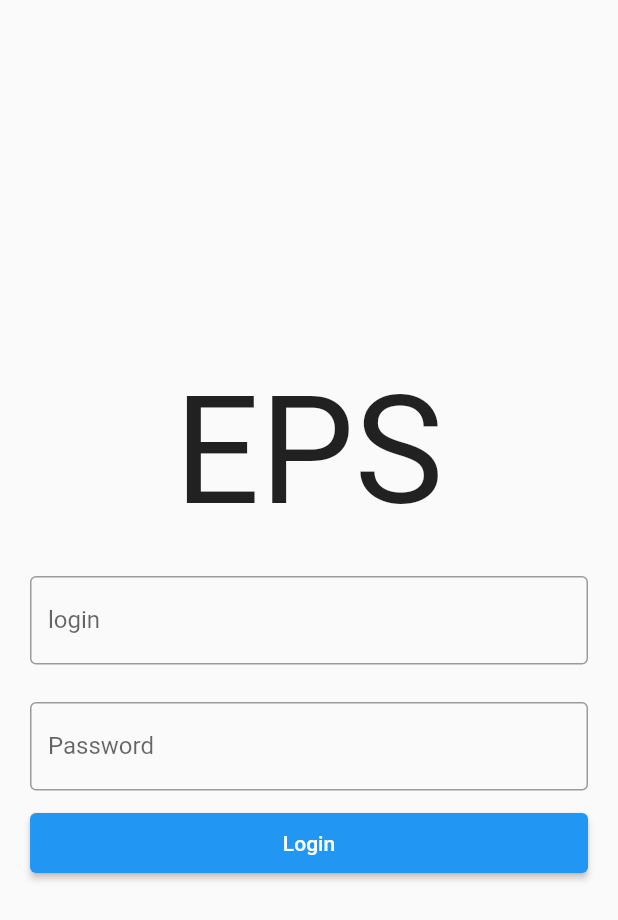
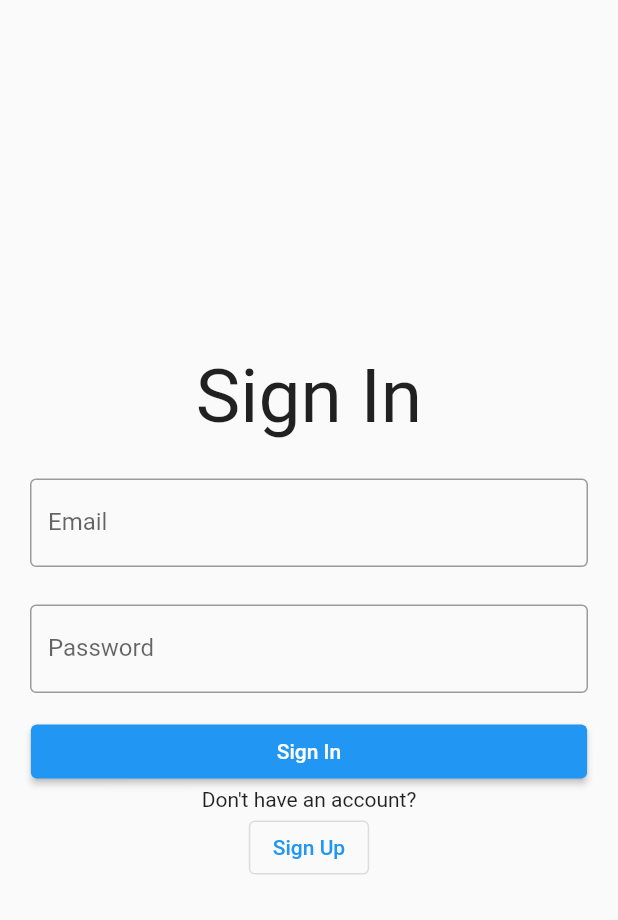
Before and after one commit to BorisKest/electrops, a Flutter app: the screen it shows after launch, on a phone screen of 412 x 824 dp. Shown: the top 920 px of the screen. Run offline on Flutter 3.47's test engine with Material 2 defaults, Android fonts, the light colour scheme and no system bars; our stand-ins replace bloc, email_validator, equatable, firebase_auth, firebase_core, flutter_bloc; accounts and stored records are empty.

Commit message:
authentication and UI for Sgin in/up

```diff
--- a/lib/main.dart
+++ b/lib/main.dart
@@ -1,7 +1,10 @@
 import 'package:electrops/src/services/app_router.dart';
+import 'package:firebase_core/firebase_core.dart';
 import 'package:flutter/material.dart';
 
-void main() {
+void main() async {
+  WidgetsFlutterBinding.ensureInitialized();
+  await Firebase.initializeApp();
   runApp(const ElectroPsApp());
 }
 
--- /dev/null
+++ b/lib/src/UI/auth_signIn_screen.dart
@@ -0,0 +1,115 @@
+import 'package:electrops/src/UI/widgets/text_fild.dart';
+import 'package:electrops/src/bloc/authentication%20_bloc/authentication_bloc.dart';
+import 'package:flutter/material.dart';
+import 'package:flutter_bloc/flutter_bloc.dart';
+import 'package:email_validator/email_validator.dart';
+
+class AuthSignInScreen extends StatefulWidget {
+  const AuthSignInScreen({Key? key}) : super(key: key);
+
+  @override
+  State<AuthSignInScreen> createState() => _AuthSignInScreenState();
+}
+
+class _AuthSignInScreenState extends State<AuthSignInScreen> {
+  final _formKey = GlobalKey<FormState>();
+  final _emailController = TextEditingController();
+  final _passwordController = TextEditingController();
+
+  void _authenticationWithEmailAndPassword(context) {
+    if (_formKey.currentState!.validate()) {
+      BlocProvider.of<AuthenticationBloc>(context).add(
+        AuthSignInRequestedEvent(
+            _emailController.text, _passwordController.text),
+      );
+    }
+  }
+
+  @override
+  void dispose() {
+    _emailController.dispose();
+    _passwordController.dispose();
+    super.dispose();
+  }
+
+  @override
+  Widget build(BuildContext context) {
+    AuthenticationBloc bloc = BlocProvider.of<AuthenticationBloc>(context);
+    return Scaffold(
+      body: BlocListener<AuthenticationBloc, AuthenticationState>(
+        listener: (context, state) {
+          if (state is AuthenticatedState) {
+            Navigator.of(context).pushReplacementNamed('/home');
+          }
+          if (state is AuthenticationErrorState) {
+            ScaffoldMessenger.of(context).showSnackBar(
+              SnackBar(
+                content: Text('state.error'),
+              ),
+            );
+          }
+        },
+        child: BlocBuilder<AuthenticationBloc, AuthenticationState>(
+          builder: (context, state) {
+            if (state is AuthLoadingState) {
+              return const Center(
+                child: CircularProgressIndicator(),
+              );
+            }
+            if (state is AuthUnAuthenticatedState) {
+              return Center(
+                child: Padding(
+                  padding: const EdgeInsets.all(20),
+                  child: Column(
+                    mainAxisAlignment: MainAxisAlignment.center,
+                    children: [
+                      const Text('Sign In', style: TextStyle(fontSize: 50)),
+                      const SizedBox(
+                        height: 25,
+                      ),
+                      CustomTextFild(
+                        controller: _emailController,
+                        textLabel: 'Email',
+                        obscureText: false,
+                      ),
+                      const SizedBox(
+                        height: 25,
+                      ),
+                      CustomTextFild(
+                        obscureText: true,
+                        controller: _passwordController,
+                        textLabel: 'Password',
+                      ),
+                      const SizedBox(
+                        height: 15,
+                      ),
+                      SizedBox(
+                        width: MediaQuery.of(context).size.width * 0.9,
+                        child: ElevatedButton(
+                          onPressed: () {
+                            _authenticationWithEmailAndPassword(context);
+                          },
+                          child: const Text(
+                            'Sign In',
+                          ),
+                        ),
+                      ),
+                      const Text("Don't have an account?"),
+                      OutlinedButton(
+                        onPressed: () {
+                          Navigator.of(context).pushReplacementNamed('/signup');
+                        },
+                        child: const Text('Sign Up'),
+                      ),
+                    ],
+                  ),
+                ),
+              );
+            }
+            return Container();
+          },
+        ),
+      ),
+    );
+  }
+}
--- a/lib/src/UI/authentication_screen.dart
+++ /dev/null
@@ -1,81 +0,0 @@
-import 'package:electrops/src/UI/widgets/text_fild.dart';
-import 'package:electrops/src/bloc/authentication%20_bloc/authentication_bloc.dart';
-import 'package:flutter/material.dart';
-import 'package:flutter_bloc/flutter_bloc.dart';
-
-class AuthenticationScreen extends StatefulWidget {
-  const AuthenticationScreen({Key? key}) : super(key: key);
-
-  @override
-  State<AuthenticationScreen> createState() => _AuthenticationScreenState();
-}
-
-class _AuthenticationScreenState extends State<AuthenticationScreen> {
-  late TextEditingController controllerLogin;
-  late TextEditingController controllerPass;
-
-  @override
-  void initState() {
-    super.initState();
-    controllerLogin = TextEditingController();
-    controllerPass = TextEditingController();
-  }
-
-  @override
-  void dispose() {
-    controllerLogin.dispose();
-    controllerPass.dispose();
-    super.dispose();
-  }
-
-  @override
-  Widget build(BuildContext context) {
-    AuthenticationBloc bloc = BlocProvider.of<AuthenticationBloc>(context);
-    return BlocProvider(
-      create: (context) => AuthenticationBloc(),
-      child: Scaffold(
-        body: Padding(
-          padding: const EdgeInsets.all(20),
-          child: Column(
-            mainAxisAlignment: MainAxisAlignment.center,
-            children: [
-              const Text('EPS', style: TextStyle(fontSize: 100)),
-              const SizedBox(
-                height: 25,
-              ),
-              CustomTextFild(
-                controller: controllerLogin,
-                textLabel: 'login',
-                obscureText: false,
-              ),
-              const SizedBox(
-                height: 25,
-              ),
-              CustomTextFild(
-                obscureText: true,
-                controller: controllerPass,
-                textLabel: 'Password',
-              ),
-              const SizedBox(
-                height: 15,
-              ),
-              SizedBox(
-                width: 400,
-                height: 40,
-                child: ElevatedButton(
-                  onPressed: () {
-                    bloc.add(AuthenticationLoginInitEvent(
-                        controllerLogin.text, controllerPass.text));
-                  },
-                  child: const Text(
-                    'Login',
-                  ),
-                ),
-              )
-            ],
-          ),
-        ),
-      ),
-    );
-  }
-}
--- a/lib/src/bloc/authentication _bloc/authentication_bloc.dart
+++ b/lib/src/bloc/authentication _bloc/authentication_bloc.dart
@@ -1,25 +1,51 @@
 import 'package:bloc/bloc.dart';
 import 'package:electrops/src/models/user_model.dart';
+import 'package:electrops/src/services/authentication.dart';
+import 'package:equatable/equatable.dart';
 import 'package:meta/meta.dart';
+
 part 'authentication_event.dart';
 part 'authentication_state.dart';
 
 class AuthenticationBloc
     extends Bloc<AuthenticationEvent, AuthenticationState> {
-  AuthenticationBloc() : super(AuthenticationInitialState()) {
-    on<AuthenticationEvent>(
-      (event, emit) {
-        // TODO: implement event handler
+  final Authrnticator authrnticator;
+  AuthenticationBloc({required this.authrnticator})
+      : super(AuthUnAuthenticatedState()) {
+    on<AuthSignInRequestedEvent>(
+      (event, emit) async {
+        emit(AuthLoadingState());
+        try {
+          await authrnticator.signIn(
+              email: event.email, password: event.password);
+          emit(AuthenticatedState());
+        } catch (e) {
+          emit(AuthenticationErrorState(e.toString()));
+          emit(AuthUnAuthenticatedState());
+        }
       },
     );
-    on<AuthenticationLoginSuccessEvent>(
-      (event, emit) {},
+
+    on<AuthSignUpRequestedEvent>(
+      (event, emit) async {
+        emit(AuthLoadingState());
+        try {
+          await authrnticator.signUp(
+              email: event.email, password: event.password);
+          emit(AuthenticatedState());
+        } catch (e) {
+          emit(AuthenticationErrorState(e.toString()));
+          emit(AuthUnAuthenticatedState());
+        }
+      },
     );
-    on<AuthenticationLoginFailEvent>(
-      (event, emit) {},
-    );
-    on<AuthenticationLogginOffEvent>(
-      (event, emit) {},
+
+    on<AuthSignOutRequestedEvent>(
+      (event, emit) async {
+        emit(AuthLoadingState());
+        await authrnticator.signOut();
+        emit(AuthUnAuthenticatedState());
+      },
     );
   }
 }
--- a/lib/src/bloc/authentication _bloc/authentication_event.dart
+++ b/lib/src/bloc/authentication _bloc/authentication_event.dart
@@ -1,23 +1,23 @@
 part of 'authentication_bloc.dart';
 
 @immutable
-abstract class AuthenticationEvent {
+abstract class AuthenticationEvent extends Equatable {
   @override
-  List<Object> get props => [];
+  List<Object?> get props => [];
 }
 
-class AuthenticationLoginInitEvent extends AuthenticationEvent {
-  final String login;
-  final String pass;
-  AuthenticationLoginInitEvent(this.login, this.pass);
+class AuthSignInRequestedEvent extends AuthenticationEvent {
+  final String email;
+  final String password;
 
-  @override
-  List<Object> get propsLogin => [login];
-  List<Object> get propsPass => [pass];
+  AuthSignInRequestedEvent(this.email, this.password);
 }
 
-class AuthenticationLoginSuccessEvent extends AuthenticationEvent {}
+class AuthSignUpRequestedEvent extends AuthenticationEvent {
+  final String email;
+  final String password;
 
-class AuthenticationLoginFailEvent extends AuthenticationEvent {}
+  AuthSignUpRequestedEvent(this.email, this.password);
+}
 
-class AuthenticationLogginOffEvent extends AuthenticationEvent {}
+class AuthSignOutRequestedEvent extends AuthenticationEvent {}
--- a/lib/src/bloc/authentication _bloc/authentication_state.dart
+++ b/lib/src/bloc/authentication _bloc/authentication_state.dart
@@ -1,38 +1,27 @@
 part of 'authentication_bloc.dart';
 
-enum AppStatus { authenticated, unauthenticated }
+@immutable
+abstract class AuthenticationState extends Equatable {}
 
-@immutable
-class AuthenticationState extends Emittable {
-  final AppStatus status;
-  final User user;
-
-  AuthenticationState._({
-    required this.status,
-    this.user = User.empty,
-  });
-
-  AuthenticationState.authenticated(User user)
-      : this._(
-          status: AppStatus.authenticated,
-          user: user,
-        );
-  AuthenticationState.unauthenticated()
-      : this._(status: AppStatus.unauthenticated);
-
+class AuthLoadingState extends AuthenticationState {
   @override
-  List<Object> get props => [status, user];
-
-  @override
-  void emit(Object? state) {
-    // TODO: implement emit
-  }
+  List<Object?> get props => [];
 }
 
-class AuthenticationInitialState extends AuthenticationState {
-  AuthenticationInitialState.authenticated(super.user) : super.authenticated();
+class AuthenticatedState extends AuthenticationState {
+  @override
+  List<Object?> get props => [];
 }
 
-class AuthenticationLoginSuccessState extends AuthenticationState {}
+class AuthUnAuthenticatedState extends AuthenticationState {
+  @override
+  List<Object?> get props => [];
+}
 
-class AuthenticationLoginFaileState extends AuthenticationState {}
+class AuthenticationErrorState extends AuthenticationState {
+  final String error;
+
+  AuthenticationErrorState(this.error);
+  @override
+  List<Object?> get props => [error];
+}
--- a/lib/src/services/app_router.dart
+++ b/lib/src/services/app_router.dart
@@ -1,10 +1,12 @@
 import 'package:electrops/src/UI/account_screen.dart';
-import 'package:electrops/src/UI/authentication_screen.dart';
+import 'package:electrops/src/UI/auth_signIn_screen.dart';
+import 'package:electrops/src/UI/auth_signUp_screen.dart';
 import 'package:electrops/src/UI/favorit_screen.dart';
 import 'package:electrops/src/UI/home_screen.dart';
 import 'package:electrops/src/UI/search_screen.dart';
 import 'package:electrops/src/bloc/authentication%20_bloc/authentication_bloc.dart';
 import 'package:electrops/src/bloc/settings_bloc/settings_bloc.dart';
+import 'package:electrops/src/services/authentication.dart';
 import 'package:flutter_bloc/flutter_bloc.dart';
 import 'package:flutter/material.dart';
 
@@ -14,9 +16,26 @@ class AppRouter {
     switch (routeSettings.name) {
       case '/':
         return MaterialPageRoute(
-          builder: (_) => BlocProvider.value(
-            value: AuthenticationBloc(),
-            child: const AuthenticationScreen(),
+          builder: (_) => RepositoryProvider(
+            create: (context) => Authrnticator(),
+            child: BlocProvider(
+              create: (context) => AuthenticationBloc(
+                authrnticator: RepositoryProvider.of<Authrnticator>(context),
+              ),
+              child: const AuthSignInScreen(),
+            ),
+          ),
+        );
+      case '/signup':
+        return MaterialPageRoute(
+          builder: (_) => RepositoryProvider(
+            create: (context) => Authrnticator(),
+            child: BlocProvider(
+              create: (context) => AuthenticationBloc(
+                authrnticator: RepositoryProvider.of<Authrnticator>(context),
+              ),
+              child: const AuthSignUpScreen(),
+            ),
           ),
         );
       case '/home':
@@ -51,7 +70,7 @@ class AppRouter {
         return MaterialPageRoute(
           builder: (_) => BlocProvider.value(
             value: _correntBloc,
-            child: const AuthenticationScreen(),
+            child: const AuthSignInScreen(),
           ),
         );
     }
--- a/lib/src/services/authentication.dart
+++ b/lib/src/services/authentication.dart
@@ -1,10 +1,47 @@
 import 'package:firebase_auth/firebase_auth.dart';
-import 'package:flutter/cupertino.dart';
-import 'package:flutter/src/foundation/key.dart';
-import 'package:flutter/src/widgets/framework.dart';
+import 'package:flutter/foundation.dart';
 
 class Authrnticator {
   Authrnticator({Key? key});
 
-  final FirebaseAuth _auth = FirebaseAuth.instance;
+  final FirebaseAuth _firebaseAuth = FirebaseAuth.instance;
+
+  Future<void> signIn({
+    required String email,
+    required String password,
+  }) async {
+    try {
+      await FirebaseAuth.instance
+          .signInWithEmailAndPassword(email: email, password: password);
+    } on FirebaseAuthException catch (e) {
+      if (e.code == 'user-not-found') {
+        throw Exception('No user found for that email.');
+      } else if (e.code == 'wrong-password') {
+        throw Exception('Wrong password provided for that user.');
+      }
+    }
+  }
+
+  Future<void> signUp({required String email, required String password}) async {
+    try {
+      await FirebaseAuth.instance
+          .createUserWithEmailAndPassword(email: email, password: password);
+    } on FirebaseAuthException catch (e) {
+      if (e.code == 'weak-password') {
+        throw Exception('The password is too weak');
+      } else if (e.code == 'email-already-in-use') {
+        throw Exception('The account already exists for that email.');
+      }
+    } catch (e) {
+      throw Exception(e.toString());
+    }
+  }
+
+  Future<void> signOut() async {
+    try {
+      await _firebaseAuth.signOut();
+    } catch (e) {
+      throw Exception(e);
+    }
+  }
 }
--- a/pubspec.yaml
+++ b/pubspec.yaml
@@ -22,7 +22,7 @@ dependencies:
   flutter_bloc: ^8.0.1
   firebase_core: ^1.20.0
   firebase_auth: ^3.6.2
-  firebase_dynamic_links: ^4.3.3
+  email_validator: ^2.1.17
 
 dev_dependencies:
   flutter_test:
```
Also changed, not shown: lib/src/UI/auth_signUp_screen.dart (added, +111 -0 lines), pubspec.lock, 3 other files.
